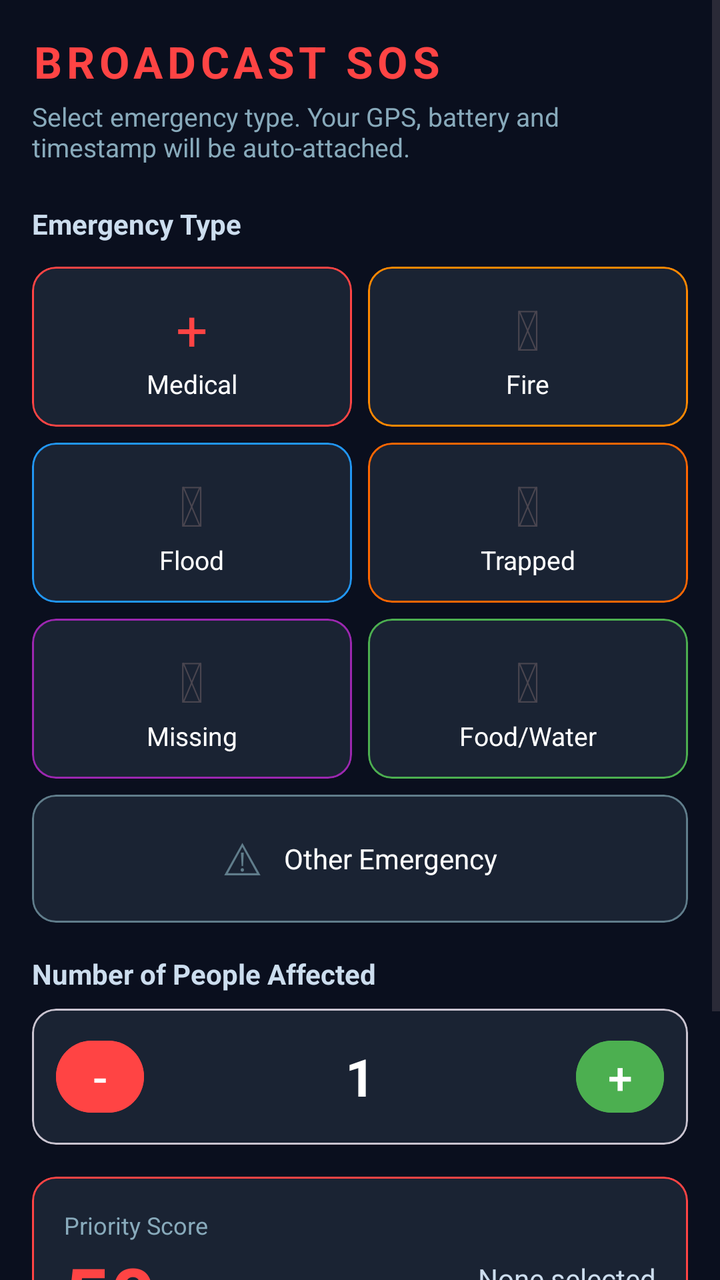
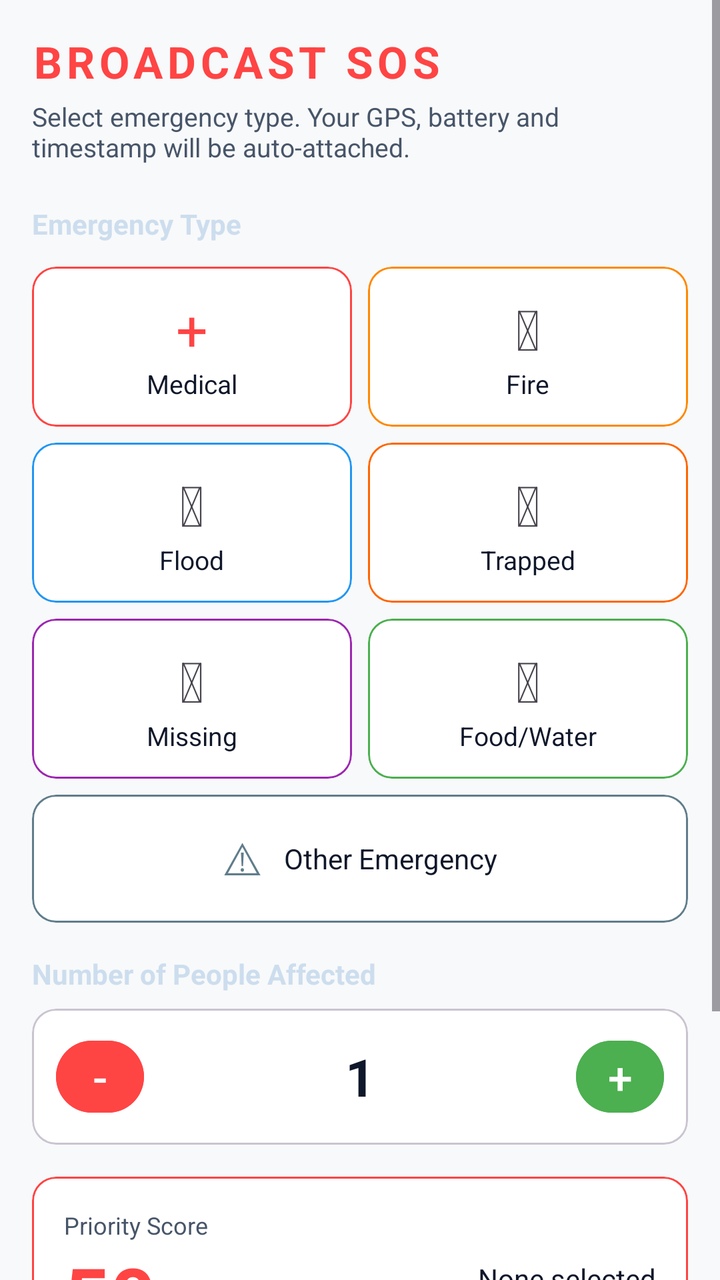

The first picture is an Android layout as it rendered before a commit; the second is the same layout after the commit. The layout source and the unified diff follow.
<!-- AndroidManifest.xml: application theme Theme.DisasterComm -->
<!-- res/layout/fragment_sos.xml -->
<?xml version="1.0" encoding="utf-8"?>
<ScrollView xmlns:android="http://schemas.android.com/apk/res/android"
    xmlns:app="http://schemas.android.com/apk/res-auto"
    android:layout_width="match_parent"
    android:layout_height="match_parent"
    android:background="#0A0F1E"
    android:fillViewport="true">

    <LinearLayout
        android:layout_width="match_parent"
        android:layout_height="wrap_content"
        android:orientation="vertical"
        android:padding="16dp">

        
        <TextView
            android:layout_width="wrap_content"
            android:layout_height="wrap_content"
            android:text="BROADCAST SOS"
            android:textColor="#FF4444"
            android:textSize="22sp"
            android:textStyle="bold"
            android:letterSpacing="0.1"
            android:layout_marginBottom="4dp"/>

        <TextView
            android:layout_width="wrap_content"
            android:layout_height="wrap_content"
            android:text="Select emergency type. Your GPS, battery and timestamp will be auto-attached."
            android:textColor="#88AABB"
            android:textSize="13sp"
            android:layout_marginBottom="20dp"/>

        
        <TextView
            android:layout_width="wrap_content"
            android:layout_height="wrap_content"
            android:text="Emergency Type"
            android:textColor="#CCDDEE"
            android:textSize="14sp"
            android:textStyle="bold"
            android:layout_marginBottom="12dp"/>

        <LinearLayout
            android:layout_width="match_parent"
            android:layout_height="wrap_content"
            android:orientation="horizontal"
            android:layout_marginBottom="8dp">

            <com.google.android.material.card.MaterialCardView
                android:id="@+id/catMedical"
                android:layout_width="0dp"
                android:layout_height="80dp"
                android:layout_weight="1"
                android:layout_marginEnd="4dp"
                app:cardBackgroundColor="#1A2333"
                app:cardCornerRadius="12dp"
                app:strokeColor="#FF4444"
                app:strokeWidth="1dp"
                android:clickable="true"
                android:focusable="true">
                <LinearLayout
                    android:layout_width="match_parent"
                    android:layout_height="match_parent"
                    android:gravity="center"
                    android:orientation="vertical">
                    <TextView android:layout_width="wrap_content" android:layout_height="wrap_content"
                        android:text="+" android:textSize="28sp" android:textColor="#FF4444"/>
                    <TextView android:layout_width="wrap_content" android:layout_height="wrap_content"
                        android:text="Medical" android:textColor="#FFFFFF" android:textSize="13sp"/>
                </LinearLayout>
            </com.google.android.material.card.MaterialCardView>

            <com.google.android.material.card.MaterialCardView
                android:id="@+id/catFire"
                android:layout_width="0dp"
                android:layout_height="80dp"
                android:layout_weight="1"
                android:layout_marginStart="4dp"
                app:cardBackgroundColor="#1A2333"
                app:cardCornerRadius="12dp"
                app:strokeColor="#FF8800"
                app:strokeWidth="1dp"
                android:clickable="true"
                android:focusable="true">
                <LinearLayout
                    android:layout_width="match_parent"
                    android:layout_height="match_parent"
                    android:gravity="center"
                    android:orientation="vertical">
                    <TextView android:layout_width="wrap_content" android:layout_height="wrap_content"
                        android:text="&#128293;" android:textSize="28sp"/>
                    <TextView android:layout_width="wrap_content" android:layout_height="wrap_content"
                        android:text="Fire" android:textColor="#FFFFFF" android:textSize="13sp"/>
                </LinearLayout>
            </com.google.android.material.card.MaterialCardView>
        </LinearLayout>

        
        <LinearLayout
            android:layout_width="match_parent"
            android:layout_height="wrap_content"
            android:orientation="horizontal"
            android:layout_marginBottom="8dp">

            <com.google.android.material.card.MaterialCardView
                android:id="@+id/catFlood"
                android:layout_width="0dp"
                android:layout_height="80dp"
                android:layout_weight="1"
                android:layout_marginEnd="4dp"
                app:cardBackgroundColor="#1A2333"
                app:cardCornerRadius="12dp"
                app:strokeColor="#2196F3"
                app:strokeWidth="1dp"
                android:clickable="true"
                android:focusable="true">
                <LinearLayout
                    android:layout_width="match_parent"
                    android:layout_height="match_parent"
                    android:gravity="center"
                    android:orientation="vertical">
                    <TextView android:layout_width="wrap_content" android:layout_height="wrap_content"
                        android:text="&#127754;" android:textSize="28sp"/>
                    <TextView android:layout_width="wrap_content" android:layout_height="wrap_content"
                        android:text="Flood" android:textColor="#FFFFFF" android:textSize="13sp"/>
                </LinearLayout>
            </com.google.android.material.card.MaterialCardView>

            <com.google.android.material.card.MaterialCardView
                android:id="@+id/catTrapped"
                android:layout_width="0dp"
                android:layout_height="80dp"
                android:layout_weight="1"
                android:layout_marginStart="4dp"
                app:cardBackgroundColor="#1A2333"
                app:cardCornerRadius="12dp"
                app:strokeColor="#FF6600"
                app:strokeWidth="1dp"
                android:clickable="true"
                android:focusable="true">
                <LinearLayout
                    android:layout_width="match_parent"
                    android:layout_height="match_parent"
                    android:gravity="center"
                    android:orientation="vertical">
                    <TextView android:layout_width="wrap_content" android:layout_height="wrap_content"
                        android:text="&#127968;" android:textSize="28sp"/>
                    <TextView android:layout_width="wrap_content" android:layout_height="wrap_content"
                        android:text="Trapped" android:textColor="#FFFFFF" android:textSize="13sp"/>
                </LinearLayout>
            </com.google.android.material.card.MaterialCardView>
        </LinearLayout>

        
        <LinearLayout
            android:layout_width="match_parent"
            android:layout_height="wrap_content"
            android:orientation="horizontal"
            android:layout_marginBottom="8dp">

            <com.google.android.material.card.MaterialCardView
                android:id="@+id/catMissing"
                android:layout_width="0dp"
                android:layout_height="80dp"
                android:layout_weight="1"
                android:layout_marginEnd="4dp"
                app:cardBackgroundColor="#1A2333"
                app:cardCornerRadius="12dp"
                app:strokeColor="#9C27B0"
                app:strokeWidth="1dp"
                android:clickable="true"
                android:focusable="true">
                <LinearLayout
                    android:layout_width="match_parent"
                    android:layout_height="match_parent"
                    android:gravity="center"
                    android:orientation="vertical">
                    <TextView android:layout_width="wrap_content" android:layout_height="wrap_content"
                        android:text="&#128100;" android:textSize="28sp"/>
                    <TextView android:layout_width="wrap_content" android:layout_height="wrap_content"
                        android:text="Missing" android:textColor="#FFFFFF" android:textSize="13sp"/>
                </LinearLayout>
            </com.google.android.material.card.MaterialCardView>

            <com.google.android.material.card.MaterialCardView
                android:id="@+id/catFood"
                android:layout_width="0dp"
                android:layout_height="80dp"
                android:layout_weight="1"
                android:layout_marginStart="4dp"
                app:cardBackgroundColor="#1A2333"
                app:cardCornerRadius="12dp"
                app:strokeColor="#4CAF50"
                app:strokeWidth="1dp"
                android:clickable="true"
                android:focusable="true">
                <LinearLayout
                    android:layout_width="match_parent"
                    android:layout_height="match_parent"
                    android:gravity="center"
                    android:orientation="vertical">
                    <TextView android:layout_width="wrap_content" android:layout_height="wrap_content"
                        android:text="&#127834;" android:textSize="28sp"/>
                    <TextView android:layout_width="wrap_content" android:layout_height="wrap_content"
                        android:text="Food/Water" android:textColor="#FFFFFF" android:textSize="13sp"/>
                </LinearLayout>
            </com.google.android.material.card.MaterialCardView>
        </LinearLayout>

        
        <com.google.android.material.card.MaterialCardView
            android:id="@+id/catOther"
            android:layout_width="match_parent"
            android:layout_height="64dp"
            android:layout_marginBottom="16dp"
            app:cardBackgroundColor="#1A2333"
            app:cardCornerRadius="12dp"
            app:strokeColor="#607D8B"
            app:strokeWidth="1dp"
            android:clickable="true"
            android:focusable="true">
            <LinearLayout
                android:layout_width="match_parent"
                android:layout_height="match_parent"
                android:gravity="center"
                android:orientation="horizontal">
                <TextView android:layout_width="wrap_content" android:layout_height="wrap_content"
                    android:text="&#9888;  " android:textSize="22sp" android:textColor="#607D8B"/>
                <TextView android:layout_width="wrap_content" android:layout_height="wrap_content"
                    android:text="Other Emergency" android:textColor="#FFFFFF" android:textSize="14sp"/>
            </LinearLayout>
        </com.google.android.material.card.MaterialCardView>

        
        <TextView
            android:layout_width="wrap_content"
            android:layout_height="wrap_content"
            android:text="Number of People Affected"
            android:textColor="#CCDDEE"
            android:textSize="14sp"
            android:textStyle="bold"
            android:layout_marginBottom="8dp"/>

        <com.google.android.material.card.MaterialCardView
            android:layout_width="match_parent"
            android:layout_height="wrap_content"
            android:layout_marginBottom="16dp"
            app:cardBackgroundColor="#1A2333"
            app:cardCornerRadius="12dp">
            <LinearLayout
                android:layout_width="match_parent"
                android:layout_height="wrap_content"
                android:orientation="horizontal"
                android:padding="12dp"
                android:gravity="center_vertical">
                <Button
                    android:id="@+id/btnDecPeople"
                    android:layout_width="44dp"
                    android:layout_height="44dp"
                    android:text="-"
                    android:textSize="22sp"
                    android:backgroundTint="#FF4444"
                    android:padding="0dp"/>
                <TextView
                    android:id="@+id/tvPeopleCount"
                    android:layout_width="0dp"
                    android:layout_height="wrap_content"
                    android:layout_weight="1"
                    android:text="1"
                    android:textColor="#FFFFFF"
                    android:textSize="26sp"
                    android:textStyle="bold"
                    android:gravity="center"/>
                <Button
                    android:id="@+id/btnIncPeople"
                    android:layout_width="44dp"
                    android:layout_height="44dp"
                    android:text="+"
                    android:textSize="22sp"
                    android:backgroundTint="#4CAF50"
                    android:padding="0dp"/>
            </LinearLayout>
        </com.google.android.material.card.MaterialCardView>

        
        <com.google.android.material.card.MaterialCardView
            android:id="@+id/cardPriority"
            android:layout_width="match_parent"
            android:layout_height="wrap_content"
            android:layout_marginBottom="16dp"
            app:cardBackgroundColor="#1A2333"
            app:cardCornerRadius="12dp"
            app:strokeColor="#FF4444"
            app:strokeWidth="1dp">
            <LinearLayout
                android:layout_width="match_parent"
                android:layout_height="wrap_content"
                android:orientation="horizontal"
                android:padding="16dp"
                android:gravity="center_vertical">
                <LinearLayout
                    android:layout_width="0dp"
                    android:layout_height="wrap_content"
                    android:layout_weight="1"
                    android:orientation="vertical">
                    <TextView
                        android:layout_width="wrap_content"
                        android:layout_height="wrap_content"
                        android:text="Priority Score"
                        android:textColor="#88AABB"
                        android:textSize="12sp"/>
                    <TextView
                        android:id="@+id/tvPriorityScore"
                        android:layout_width="wrap_content"
                        android:layout_height="wrap_content"
                        android:text="50"
                        android:textColor="#FF4444"
                        android:textSize="40sp"
                        android:textStyle="bold"/>
                </LinearLayout>
                <TextView
                    android:id="@+id/tvSelectedCategory"
                    android:layout_width="wrap_content"
                    android:layout_height="wrap_content"
                    android:text="None selected"
                    android:textColor="#CCDDEE"
                    android:textSize="14sp"/>
            </LinearLayout>
        </com.google.android.material.card.MaterialCardView>

        
        <Button
            android:id="@+id/btnBroadcastSOS"
            android:layout_width="match_parent"
            android:layout_height="64dp"
            android:text="BROADCAST SOS NOW"
            android:textSize="16sp"
            android:textStyle="bold"
            android:letterSpacing="0.1"
            android:backgroundTint="#CC0000"
            android:layout_marginTop="8dp"
            android:layout_marginBottom="16dp"/>

    </LinearLayout>
</ScrollView>
<!-- resources referenced by this layout -->
<resources>
  <style name="Theme.DisasterComm" parent="Theme.Material3.DayNight.NoActionBar">
          
          <item name="colorPrimary">@color/primary</item>
          <item name="colorPrimaryVariant">@color/primary_variant</item>
          <item name="colorOnPrimary">@color/text_on_primary</item>
          
          
          <item name="colorSecondary">@color/secondary</item>
          <item name="colorSecondaryVariant">@color/secondary_variant</item>
          <item name="colorOnSecondary">@color/white</item>
          
          
          <item name="android:windowBackground">@color/background</item>
          <item name="colorSurface">@color/surface</item>
          <item name="colorOnSurface">@color/text_primary</item>
          
          
          <item name="android:statusBarColor">@color/primary_variant</item>
          <item name="android:windowLightStatusBar">false</item>
          
          
          <item name="elevationOverlayEnabled">false</item>
          
          
          <item name="materialButtonStyle">@style/Widget.App.Button</item>
      </style>
  <color name="primary">#0047FF</color>
  <color name="primary_variant">#092FA4</color>
  <color name="text_on_primary">#FFFFFF</color>
  <color name="secondary">#0047FF</color>
  <color name="secondary_variant">#092FA4</color>
  <color name="white">#FFFFFF</color>
  <color name="background">#F8F9FA</color>
  <color name="surface">#FFFFFF</color>
  <color name="text_primary">#0F172A</color>
  <style name="Widget.App.Button" parent="Widget.Material3.Button">
          <item name="android:minHeight">48dp</item>
          <item name="android:minWidth">48dp</item>
          <item name="android:stateListAnimator">@null</item> 
          <item name="android:elevation">0dp</item>
      </style>
</resources>

<!-- the commit's change to res/layout/fragment_sos.xml (unified diff, before → after) -->
@@ -3,7 +3,7 @@
     xmlns:app="http://schemas.android.com/apk/res-auto"
     android:layout_width="match_parent"
     android:layout_height="match_parent"
-    android:background="#0A0F1E"
+    android:background="@color/background"
     android:fillViewport="true">
 
     <LinearLayout
@@ -27,7 +27,7 @@
             android:layout_width="wrap_content"
             android:layout_height="wrap_content"
             android:text="Select emergency type. Your GPS, battery and timestamp will be auto-attached."
-            android:textColor="#88AABB"
+            android:textColor="@color/text_secondary"
             android:textSize="13sp"
             android:layout_marginBottom="20dp"/>
 
@@ -53,7 +53,7 @@
                 android:layout_height="80dp"
                 android:layout_weight="1"
                 android:layout_marginEnd="4dp"
-                app:cardBackgroundColor="#1A2333"
+                app:cardBackgroundColor="@color/surface"
                 app:cardCornerRadius="12dp"
                 app:strokeColor="#FF4444"
                 app:strokeWidth="1dp"
@@ -67,7 +67,7 @@
                     <TextView android:layout_width="wrap_content" android:layout_height="wrap_content"
                         android:text="+" android:textSize="28sp" android:textColor="#FF4444"/>
                     <TextView android:layout_width="wrap_content" android:layout_height="wrap_content"
-                        android:text="Medical" android:textColor="#FFFFFF" android:textSize="13sp"/>
+                        android:text="Medical" android:textColor="@color/text_primary" android:textSize="13sp"/>
                 </LinearLayout>
             </com.google.android.material.card.MaterialCardView>
 
@@ -77,7 +77,7 @@
                 android:layout_height="80dp"
                 android:layout_weight="1"
                 android:layout_marginStart="4dp"
-                app:cardBackgroundColor="#1A2333"
+                app:cardBackgroundColor="@color/surface"
                 app:cardCornerRadius="12dp"
                 app:strokeColor="#FF8800"
                 app:strokeWidth="1dp"
@@ -91,7 +91,7 @@
                     <TextView android:layout_width="wrap_content" android:layout_height="wrap_content"
                         android:text="&#128293;" android:textSize="28sp"/>
                     <TextView android:layout_width="wrap_content" android:layout_height="wrap_content"
-                        android:text="Fire" android:textColor="#FFFFFF" android:textSize="13sp"/>
+                        android:text="Fire" android:textColor="@color/text_primary" android:textSize="13sp"/>
                 </LinearLayout>
             </com.google.android.material.card.MaterialCardView>
         </LinearLayout>
@@ -109,7 +109,7 @@
                 android:layout_height="80dp"
                 android:layout_weight="1"
                 android:layout_marginEnd="4dp"
-                app:cardBackgroundColor="#1A2333"
+                app:cardBackgroundColor="@color/surface"
                 app:cardCornerRadius="12dp"
                 app:strokeColor="#2196F3"
                 app:strokeWidth="1dp"
@@ -123,7 +123,7 @@
                     <TextView android:layout_width="wrap_content" android:layout_height="wrap_content"
                         android:text="&#127754;" android:textSize="28sp"/>
                     <TextView android:layout_width="wrap_content" android:layout_height="wrap_content"
-                        android:text="Flood" android:textColor="#FFFFFF" android:textSize="13sp"/>
+                        android:text="Flood" android:textColor="@color/text_primary" android:textSize="13sp"/>
                 </LinearLayout>
             </com.google.android.material.card.MaterialCardView>
 
@@ -133,7 +133,7 @@
                 android:layout_height="80dp"
                 android:layout_weight="1"
                 android:layout_marginStart="4dp"
-                app:cardBackgroundColor="#1A2333"
+                app:cardBackgroundColor="@color/surface"
                 app:cardCornerRadius="12dp"
                 app:strokeColor="#FF6600"
                 app:strokeWidth="1dp"
@@ -147,7 +147,7 @@
                     <TextView android:layout_width="wrap_content" android:layout_height="wrap_content"
                         android:text="&#127968;" android:textSize="28sp"/>
                     <TextView android:layout_width="wrap_content" android:layout_height="wrap_content"
-                        android:text="Trapped" android:textColor="#FFFFFF" android:textSize="13sp"/>
+                        android:text="Trapped" android:textColor="@color/text_primary" android:textSize="13sp"/>
                 </LinearLayout>
             </com.google.android.material.card.MaterialCardView>
         </LinearLayout>
@@ -165,7 +165,7 @@
                 android:layout_height="80dp"
                 android:layout_weight="1"
                 android:layout_marginEnd="4dp"
-                app:cardBackgroundColor="#1A2333"
+                app:cardBackgroundColor="@color/surface"
                 app:cardCornerRadius="12dp"
                 app:strokeColor="#9C27B0"
                 app:strokeWidth="1dp"
@@ -179,7 +179,7 @@
                     <TextView android:layout_width="wrap_content" android:layout_height="wrap_content"
                         android:text="&#128100;" android:textSize="28sp"/>
                     <TextView android:layout_width="wrap_content" android:layout_height="wrap_content"
-                        android:text="Missing" android:textColor="#FFFFFF" android:textSize="13sp"/>
+                        android:text="Missing" android:textColor="@color/text_primary" android:textSize="13sp"/>
                 </LinearLayout>
             </com.google.android.material.card.MaterialCardView>
 
@@ -189,7 +189,7 @@
                 android:layout_height="80dp"
                 android:layout_weight="1"
                 android:layout_marginStart="4dp"
-                app:cardBackgroundColor="#1A2333"
+                app:cardBackgroundColor="@color/surface"
                 app:cardCornerRadius="12dp"
                 app:strokeColor="#4CAF50"
                 app:strokeWidth="1dp"
@@ -203,7 +203,7 @@
                     <TextView android:layout_width="wrap_content" android:layout_height="wrap_content"
                         android:text="&#127834;" android:textSize="28sp"/>
                     <TextView android:layout_width="wrap_content" android:layout_height="wrap_content"
-                        android:text="Food/Water" android:textColor="#FFFFFF" android:textSize="13sp"/>
+                        android:text="Food/Water" android:textColor="@color/text_primary" android:textSize="13sp"/>
                 </LinearLayout>
             </com.google.android.material.card.MaterialCardView>
         </LinearLayout>
@@ -214,7 +214,7 @@
             android:layout_width="match_parent"
             android:layout_height="64dp"
             android:layout_marginBottom="16dp"
-            app:cardBackgroundColor="#1A2333"
+            app:cardBackgroundColor="@color/surface"
             app:cardCornerRadius="12dp"
             app:strokeColor="#607D8B"
             app:strokeWidth="1dp"
@@ -228,7 +228,7 @@
                 <TextView android:layout_width="wrap_content" android:layout_height="wrap_content"
                     android:text="&#9888;  " android:textSize="22sp" android:textColor="#607D8B"/>
                 <TextView android:layout_width="wrap_content" android:layout_height="wrap_content"
-                    android:text="Other Emergency" android:textColor="#FFFFFF" android:textSize="14sp"/>
+                    android:text="Other Emergency" android:textColor="@color/text_primary" android:textSize="14sp"/>
             </LinearLayout>
         </com.google.android.material.card.MaterialCardView>
 
@@ -246,7 +246,7 @@
             android:layout_width="match_parent"
             android:layout_height="wrap_content"
             android:layout_marginBottom="16dp"
-            app:cardBackgroundColor="#1A2333"
+            app:cardBackgroundColor="@color/surface"
             app:cardCornerRadius="12dp">
             <LinearLayout
                 android:layout_width="match_parent"
@@ -268,7 +268,7 @@
                     android:layout_height="wrap_content"
                     android:layout_weight="1"
                     android:text="1"
-                    android:textColor="#FFFFFF"
+                    android:textColor="@color/text_primary"
                     android:textSize="26sp"
                     android:textStyle="bold"
                     android:gravity="center"/>
@@ -289,7 +289,7 @@
             android:layout_width="match_parent"
             android:layout_height="wrap_content"
             android:layout_marginBottom="16dp"
-            app:cardBackgroundColor="#1A2333"
+            app:cardBackgroundColor="@color/surface"
             app:cardCornerRadius="12dp"
             app:strokeColor="#FF4444"
             app:strokeWidth="1dp">
@@ -308,7 +308,7 @@
                         android:layout_width="wrap_content"
                         android:layout_height="wrap_content"
                         android:text="Priority Score"
-                        android:textColor="#88AABB"
+                        android:textColor="@color/text_secondary"
                         android:textSize="12sp"/>
                     <TextView
                         android:id="@+id/tvPriorityScore"
@@ -324,7 +324,7 @@
                     android:layout_width="wrap_content"
                     android:layout_height="wrap_content"
                     android:text="None selected"
-                    android:textColor="#CCDDEE"
+                    android:textColor="@color/text_primary"
                     android:textSize="14sp"/>
             </LinearLayout>
         </com.google.android.material.card.MaterialCardView>
<!-- resource entries referenced after the edit -->
@@ -35,6 +35,7 @@
   <color name="background">#F8F9FA</color>
   <color name="surface">#FFFFFF</color>
   <color name="text_primary">#0F172A</color>
+  <color name="text_secondary">#475569</color>
   <style name="Widget.App.Button" parent="Widget.Material3.Button">
           <item name="android:minHeight">48dp</item>
           <item name="android:minWidth">48dp</item>
